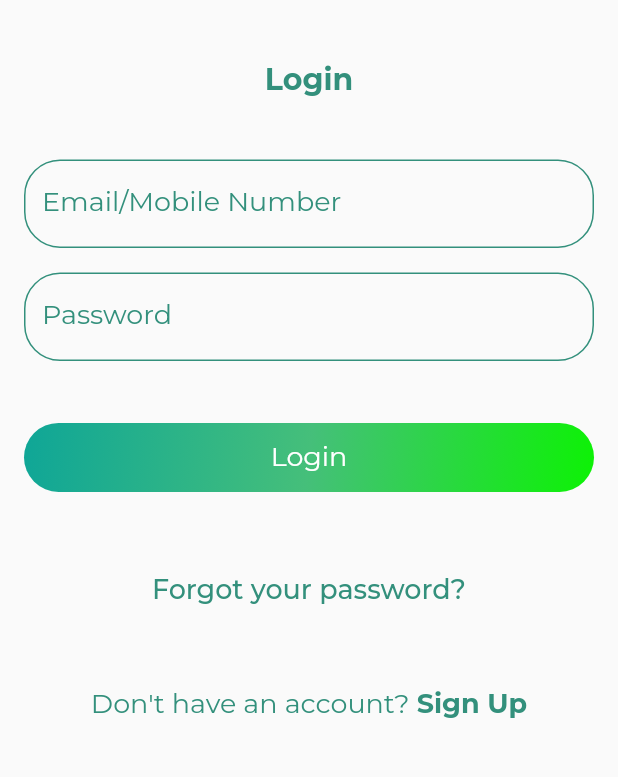
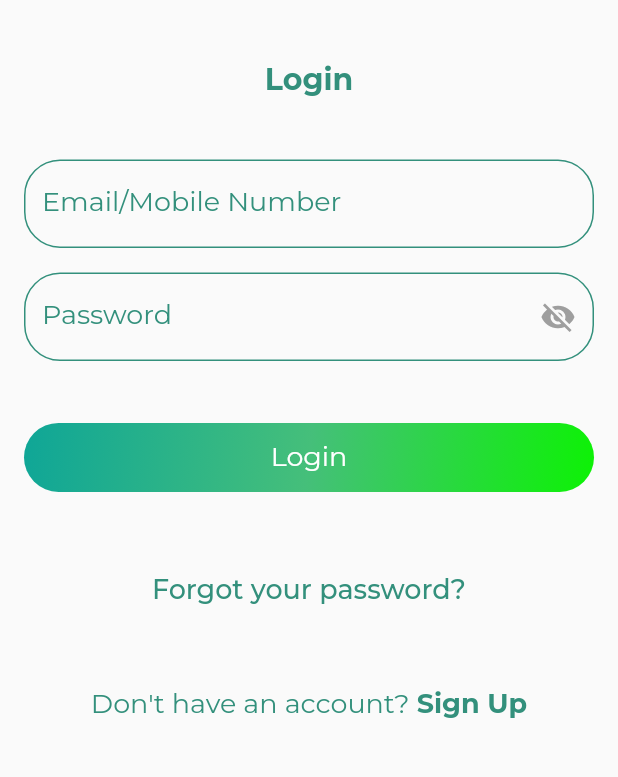
Before and after one commit to shahfarazz/rehnaa-concept, a Flutter app: the screen it shows after launch, on a phone screen of 412 x 824 dp, the part 371-1148 px from its top. Run offline on Flutter 3.47's test engine with Material 2 defaults, Android fonts, the phone set to English and light mode, and no system bars; our stand-ins replace cached_network_image, carousel_slider, cloud_firestore, confetti, firebase_auth, firebase_core and 8 more; missing offline and left inert: dart:html, dart:js_interop; accounts and stored records are empty.

Commit message:
tenant profile animation + login fix

```diff
--- a/lib/frontend/Screens/login_page.dart
+++ b/lib/frontend/Screens/login_page.dart
@@ -7,11 +7,18 @@ import 'package:rehnaa/frontend/Screens/forget_password.dart';
 import 'package:provider/provider.dart';
 import 'package:rehnaa/backend/services/authentication_service.dart';
 
-class LoginPage extends StatelessWidget {
+class LoginPage extends StatefulWidget {
+  const LoginPage({Key? key}) : super(key: key);
+
+  @override
+  _LoginPageState createState() => _LoginPageState();
+}
+
+class _LoginPageState extends State<LoginPage> {
   final TextEditingController _emailOrPhoneController = TextEditingController();
   final TextEditingController _passwordController = TextEditingController();
 
-  LoginPage({super.key});
+  bool _isPasswordVisible = false;
 
   @override
   Widget build(BuildContext context) {
@@ -30,11 +37,15 @@ class LoginPage extends StatelessWidget {
                   crossAxisAlignment: CrossAxisAlignment.stretch,
                   children: [
                     SizedBox(
-                          height: MediaQuery.of(context).size.height * 0.1),
-                      Image.asset('assets/mainlogo.png',
-                          height: MediaQuery.of(context).size.width * 0.4),
+                      height: MediaQuery.of(context).size.height * 0.1,
+                    ),
+                    Image.asset(
+                      'assets/mainlogo.png',
+                      height: MediaQuery.of(context).size.width * 0.4,
+                    ),
                     SizedBox(
-                          height: MediaQuery.of(context).size.height * 0.05),
+                      height: MediaQuery.of(context).size.height * 0.05,
+                    ),
                     Text(
                       'Login',
                       textAlign: TextAlign.center,
@@ -45,12 +56,12 @@ class LoginPage extends StatelessWidget {
                       ),
                     ),
                     SizedBox(
-                          height: MediaQuery.of(context).size.height * 0.05),
+                      height: MediaQuery.of(context).size.height * 0.05,
+                    ),
                     TextField(
                       controller: _emailOrPhoneController,
                       style: const TextStyle(
-                          color:
-                              Color(0xff33907c), // Sets the color of the text
+                        color: Color(0xff33907c),
                       ),
                       decoration: InputDecoration(
                         labelText: 'Email/Mobile Number',
@@ -61,28 +72,34 @@ class LoginPage extends StatelessWidget {
                         border: OutlineInputBorder(
                           borderRadius: BorderRadius.circular(24),
                           borderSide: const BorderSide(
-                                color: Color(0xff33907c), width: 1),
+                            color: Color(0xff33907c),
+                            width: 1,
+                          ),
                         ),
                         focusedBorder: OutlineInputBorder(
                           borderRadius: BorderRadius.circular(24),
                           borderSide: const BorderSide(
-                                color: Color(0xff33907c), width: 2),
+                            color: Color(0xff33907c),
+                            width: 2,
+                          ),
                         ),
                         enabledBorder: OutlineInputBorder(
                           borderRadius: BorderRadius.circular(24),
                           borderSide: const BorderSide(
-                                color: Color(0xff33907c), width: 1),
+                            color: Color(0xff33907c),
+                            width: 1,
+                          ),
                         ),
                       ),
                     ),
                     SizedBox(
-                          height: MediaQuery.of(context).size.height * 0.02),
+                      height: MediaQuery.of(context).size.height * 0.02,
+                    ),
                     TextField(
                       controller: _passwordController,
-                        obscureText: true,
+                      obscureText: !_isPasswordVisible,
                       style: const TextStyle(
-                          color:
-                              Color(0xff33907c), // Sets the color of the text
+                        color: Color(0xff33907c),
                       ),
                       decoration: InputDecoration(
                         labelText: 'Password',
@@ -93,22 +110,42 @@ class LoginPage extends StatelessWidget {
                         border: OutlineInputBorder(
                           borderRadius: BorderRadius.circular(24),
                           borderSide: const BorderSide(
-                                color: Color(0xff33907c), width: 1),
+                            color: Color(0xff33907c),
+                            width: 1,
+                          ),
                         ),
                         focusedBorder: OutlineInputBorder(
                           borderRadius: BorderRadius.circular(24),
                           borderSide: const BorderSide(
-                                color: Color(0xff33907c), width: 2),
+                            color: Color(0xff33907c),
+                            width: 2,
+                          ),
                         ),
                         enabledBorder: OutlineInputBorder(
                           borderRadius: BorderRadius.circular(24),
                           borderSide: const BorderSide(
-                                color: Color(0xff33907c), width: 1),
+                            color: Color(0xff33907c),
+                            width: 1,
+                          ),
+                        ),
+                        suffixIcon: GestureDetector(
+                          onTap: () {
+                            setState(() {
+                              _isPasswordVisible = !_isPasswordVisible;
+                            });
+                          },
+                          child: Icon(
+                            _isPasswordVisible
+                                ? Icons.visibility
+                                : Icons.visibility_off,
+                            color: Colors.grey,
+                          ),
                         ),
                       ),
                     ),
                     SizedBox(
-                          height: MediaQuery.of(context).size.height * 0.05),
+                      height: MediaQuery.of(context).size.height * 0.05,
+                    ),
                     Container(
                       decoration: BoxDecoration(
                         borderRadius: BorderRadius.circular(24),
@@ -132,24 +169,26 @@ class LoginPage extends StatelessWidget {
 
                             if (authService.isPhoneNumber(emailOrPhone)) {
                               // Modify the phone number format
-                                String password =
-                                    _passwordController.text.trim();
+                              String password = _passwordController.text.trim();
 
                               if (kDebugMode) {
                                 print('email or phone is:');
-                                }
-                                if (kDebugMode) {
                                 print(emailOrPhone);
                               }
 
                               authService.signInWithPhoneNumber(
-                                    emailOrPhone, password, context);
+                                emailOrPhone,
+                                password,
+                                context,
+                              );
                             } else if (authService.isEmail(emailOrPhone)) {
                               // Call the sign-in function using the email and password
-                                String password =
-                                    _passwordController.text.trim();
+                              String password = _passwordController.text.trim();
                               authService.signInWithEmailAndPassword(
-                                    emailOrPhone, password, context);
+                                emailOrPhone,
+                                password,
+                                context,
+                              );
                             } else {
                               // Invalid input, show error message to the user
                               authService.showToast(
@@ -160,7 +199,9 @@ class LoginPage extends StatelessWidget {
                           },
                           child: Padding(
                             padding: const EdgeInsets.symmetric(
-                                  horizontal: 16, vertical: 12),
+                              horizontal: 16,
+                              vertical: 12,
+                            ),
                             child: Text(
                               'Login',
                               textAlign: TextAlign.center,
@@ -174,14 +215,15 @@ class LoginPage extends StatelessWidget {
                       ),
                     ),
                     SizedBox(
-                          height: MediaQuery.of(context).size.height * 0.05),
+                      height: MediaQuery.of(context).size.height * 0.05,
+                    ),
                     TextButton(
                       onPressed: () {
                         Navigator.push(
                           context,
                           MaterialPageRoute(
-                                builder: (context) =>
-                                    const ForgetPasswordPage()),
+                            builder: (context) => const ForgetPasswordPage(),
+                          ),
                         );
                       },
                       child: Text(
@@ -193,7 +235,8 @@ class LoginPage extends StatelessWidget {
                       ),
                     ),
                     SizedBox(
-                          height: MediaQuery.of(context).size.height * 0.05),
+                      height: MediaQuery.of(context).size.height * 0.05,
+                    ),
                     RichText(
                       textAlign: TextAlign.center,
                       text: TextSpan(
@@ -227,7 +270,8 @@ class LoginPage extends StatelessWidget {
                 ),
               ),
             ),
-            ));
+          ),
+        );
       },
     );
   }
--- a/lib/frontend/helper/Tenantdashboard_pages/tenant_properties.dart
+++ b/lib/frontend/helper/Tenantdashboard_pages/tenant_properties.dart
@@ -201,7 +201,9 @@ class PropertyCard extends StatelessWidget {
                       .imagePath[0], // TODO define a new property.iconimagepath
 
                   placeholder: (context, url) =>
-                      const CircularProgressIndicator(),
+                      const CircularProgressIndicator(
+                    color: Color(0xFF33907C),
+                  ),
                   errorWidget: (context, url, error) => const Icon(Icons.error),
                   fit: BoxFit.cover,
                 ),
--- a/lib/main.dart
+++ b/lib/main.dart
@@ -9,6 +9,7 @@ import 'frontend/Screens/Tenant/tenant_dashboard.dart';
 import 'frontend/Screens/Tenant/tenantsignupdetails.dart';
 import 'frontend/Screens/splash.dart';
 import 'firebase_options.dart';
+import 'frontend/helper/Tenantdashboard_pages/tenant_profile.dart';
 
 void main() async {
   WidgetsFlutterBinding.ensureInitialized();
@@ -31,13 +32,14 @@ class MyApp extends StatelessWidget {
         theme: ThemeData(
           primarySwatch: Colors.blue,
         ),
-        home: LoginPage(),
-        // home: const SplashScreen(),
+        // home: LoginPage(),
+        home: const SplashScreen(),
         // home: TenantDashboardPage(
         //     uid: 'K55YzmkUXt09OgFwnDuT'), //TODO remove this Jugaar
         // home: DealerDashboardPage(
         //   uid: 'fUuFmW7bNaweyP5xkc4c',
         // ),
+        // home: TenantProfilePage(uid: 'K55YzmkUXt09OgFwnDuT'),
       ),
     );
   }
```
Also changed, not shown: lib/backend/services/authentication_service.dart (+16 -12 lines), lib/frontend/Screens/signup_page.dart (+7 -1 lines), lib/frontend/Screens/splash.dart (+26 -3 lines), lib/frontend/helper/Tenantdashboard_pages/tenant_profile.dart (+78 -98 lines), icons/mainlogo.png (added), 20 other files. Lines whose indentation alone changed are shown as unchanged.
